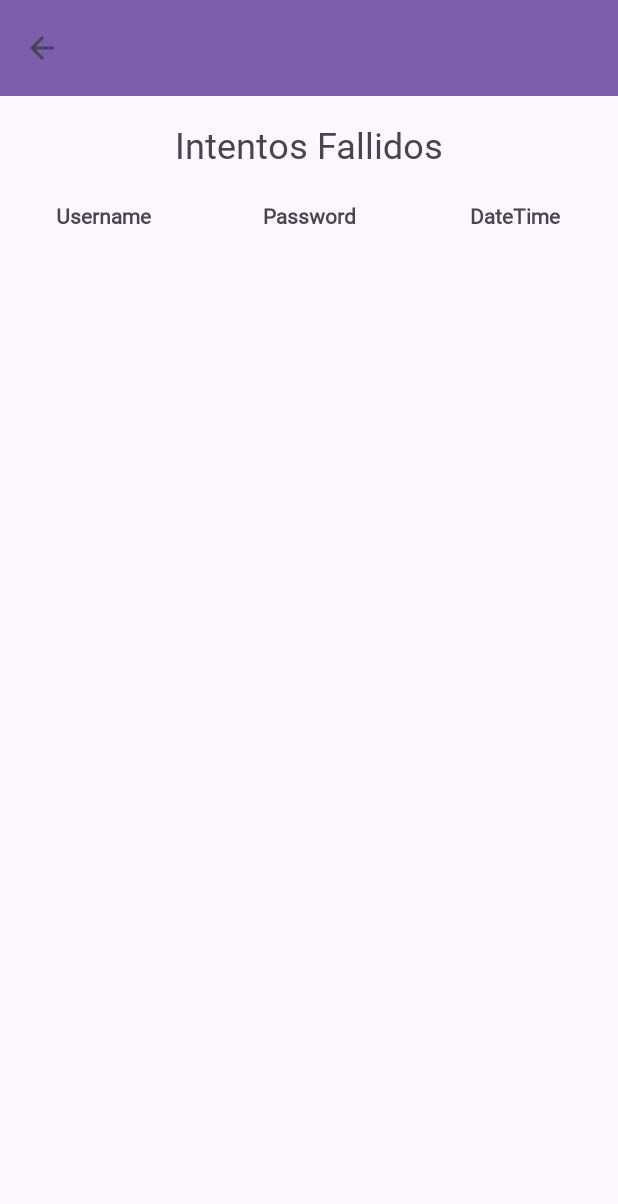
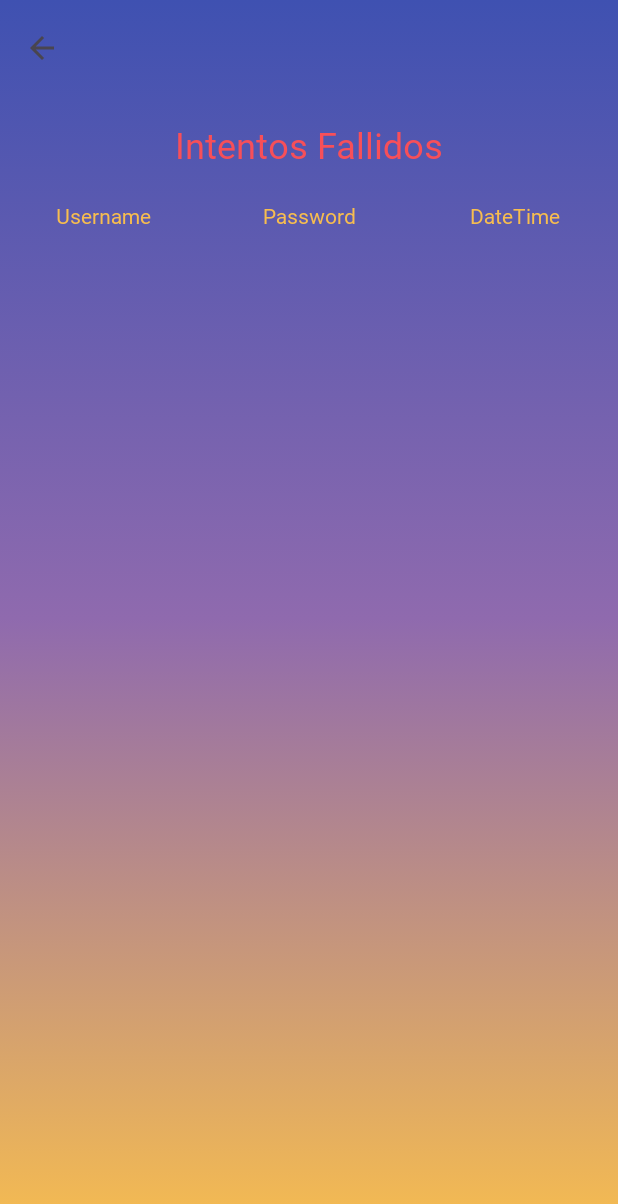
Before and after one commit to LinkiaFP-Exercises/M08_Act02, an Android app: the FailedAttemptsViewer screen opened directly, with no data from a screen before it, on a phone screen of 412 x 824 dp. Shown: the top 1204 px of the screen. Run offline under Robolectric (Android 15) with nearby library versions, the phone set to English and light mode, and no system bars; Roboto replaces fonts that are not available here.

Commit message:
implementation of styles and colors to gradiente_failed_login.xml

```diff
--- /dev/null
+++ b/M08_Act02_ConectWithXampp/app/src/main/res/drawable/gradiente_failed_login.xml
@@ -0,0 +1,13 @@
+<?xml version="1.0" encoding="utf-8"?>
+<selector xmlns:android="http://schemas.android.com/apk/res/android">
+    <item>
+        <shape android:shape="rectangle" android:visible="true">
+            <gradient
+                android:angle="270"
+                android:startColor="@color/G1"
+                android:centerColor="@color/G4"
+                android:endColor="@color/A1"
+                android:type="linear" />
+        </shape>
+    </item>
+</selector>
--- a/M08_Act02_ConectWithXampp/app/src/main/res/layout/activity_failed_attempts.xml
+++ b/M08_Act02_ConectWithXampp/app/src/main/res/layout/activity_failed_attempts.xml
@@ -4,14 +4,15 @@
     xmlns:tools="http://schemas.android.com/tools"
     android:layout_width="match_parent"
     android:layout_height="match_parent"
+    android:background="@drawable/gradiente_failed_login"
     android:orientation="vertical"
     tools:context=".DatabaseViewer">
 
     <androidx.appcompat.widget.Toolbar
         android:id="@+id/toolbar"
+        style="@style/TransparentToolbar"
         android:layout_width="match_parent"
         android:layout_height="?attr/actionBarSize"
-        android:background="@color/G3"
         app:popupTheme="@style/ThemeOverlay.AppCompat.Light" />
 
     <TextView
@@ -21,6 +22,7 @@
         android:gravity="center"
         android:padding="16dp"
         android:text="Intentos Fallidos"
+        android:textColor="@color/l3"
         android:textSize="24sp"
         tools:ignore="HardcodedText" />
 
@@ -49,7 +51,8 @@
                     android:padding="5dp"
                     android:text="Username"
                     android:textAlignment="center"
-                    android:textStyle="bold" />
+                    android:textColor="@color/A1"
+                    android:textStyle="normal" />
 
                 <TextView
                     android:id="@+id/password_title"
@@ -60,7 +63,8 @@
                     android:padding="5dp"
                     android:text="Password"
                     android:textAlignment="center"
-                    android:textStyle="bold" />
+                    android:textColor="@color/A1"
+                    android:textStyle="normal" />
 
                 <TextView
                     android:id="@+id/dateTime_title"
@@ -71,7 +75,8 @@
                     android:padding="5dp"
                     android:text="DateTime"
                     android:textAlignment="center"
-                    android:textStyle="bold" />
+                    android:textColor="@color/A1"
+                    android:textStyle="normal" />
             </TableRow>
         </TableLayout>
     </ScrollView>
--- /dev/null
+++ b/M08_Act02_ConectWithXampp/app/src/main/res/values/styles.xml
@@ -0,0 +1,9 @@
+<?xml version="1.0" encoding="utf-8"?>
+<resources>
+
+    <style name="TransparentToolbar" parent="Widget.AppCompat.Toolbar">
+        <item name="android:background">@android:color/transparent</item>
+        <item name="android:windowActionBarOverlay">true</item>
+    </style>
+
+</resources>
```
